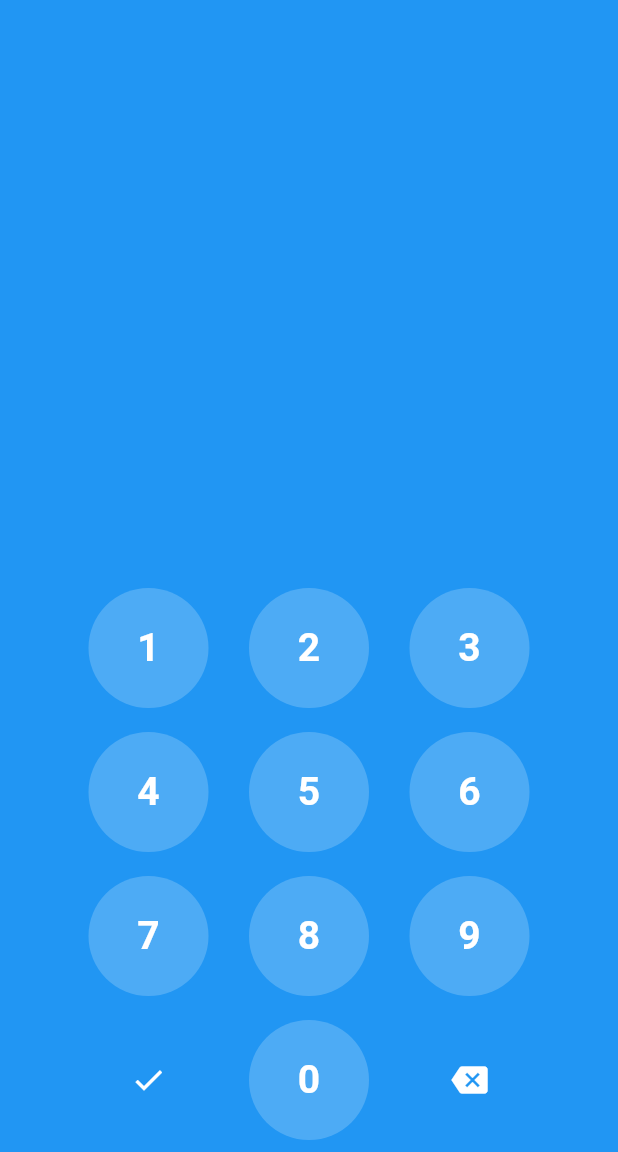
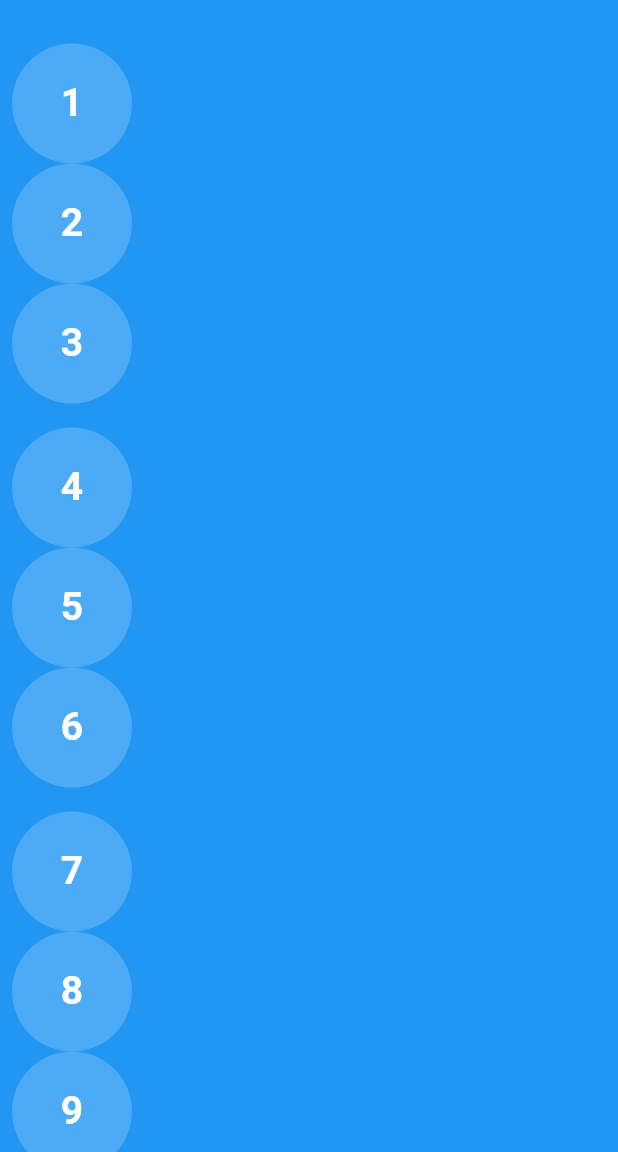
Before and after one commit to huextrat/numeric_keyboard, a Flutter app: the screen it shows after launch, on a phone screen of 412 x 824 dp, the part 84-1236 px from its top. Run offline on Flutter 3.47's test engine with Material 3 defaults, Android fonts, the phone set to English and light mode, and no system bars.

Commit message:
added padding as optional

```diff
--- a/example/lib/main.dart
+++ b/example/lib/main.dart
@@ -40,7 +40,9 @@ class _MyHomePageState extends State<MyHomePage> {
         crossAxisAlignment: CrossAxisAlignment.center,
         children: <Widget>[
           Text(text),
-          NumericKeyboard(
+          Container(
+            width: MediaQuery.of(context).size.width * 0.65,
+            child: NumericKeyboard(
               buttonWidget: (value, onKeyboardTap) => Container(
                 alignment: Alignment.center,
                 width: 80,
@@ -92,6 +94,7 @@ class _MyHomePageState extends State<MyHomePage> {
                 color: Colors.white,
               ),
             ),
+          ),
         ],
       ),
     );
--- a/lib/numeric_keyboard.dart
+++ b/lib/numeric_keyboard.dart
@@ -18,6 +18,7 @@ class NumericKeyboard extends StatelessWidget {
     this.rightIcon,
     this.leftButtonFn,
     this.leftIcon,
+    this.padding,
     this.mainAxisAlignment = MainAxisAlignment.spaceEvenly,
   });
 
@@ -45,9 +46,11 @@ class NumericKeyboard extends StatelessWidget {
   /// Main axis alignment [default = MainAxisAlignment.spaceEvenly]
   final MainAxisAlignment mainAxisAlignment;
 
+  final EdgeInsets? padding;
+
   @override
   Widget build(BuildContext context) => Container(
-        padding: const EdgeInsets.only(left: 32, right: 32, top: 20),
+        padding: padding,
         alignment: Alignment.center,
         child: Column(
           children: <Widget>[
```
Lines whose indentation alone changed are shown as unchanged.
